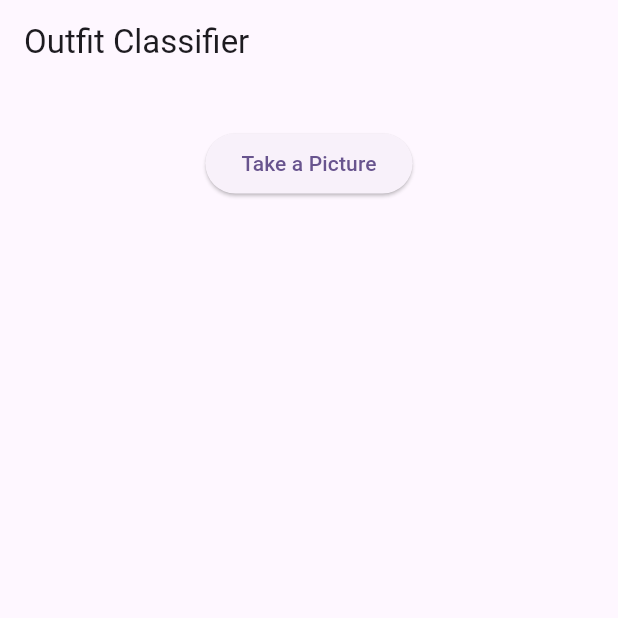
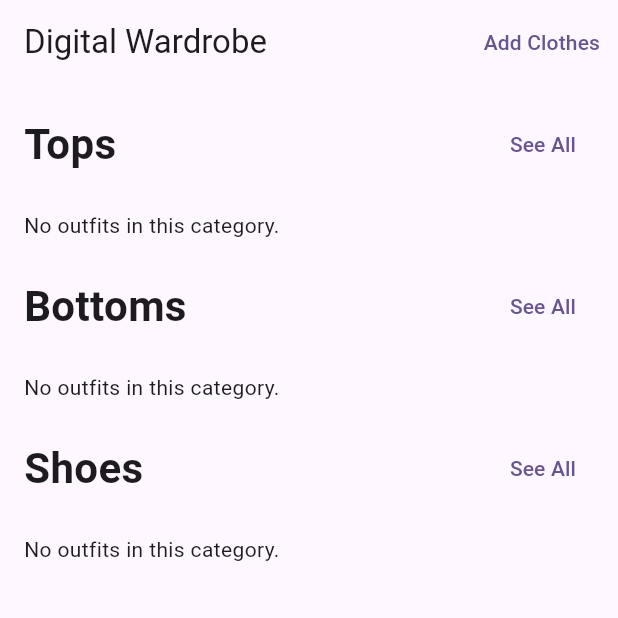
Before and after one commit to JIAN-LESTER/quiz3, a Flutter app: the screen it shows after launch, on a phone screen of 412 x 824 dp, the top half of it. Run offline on Flutter 3.47's test engine with Material 3 defaults, Android fonts, the light colour scheme and no system bars; our stand-ins replace cloud_firestore, firebase_core, firebase_storage, image_picker, palette_generator; missing offline and left inert: tflite_flutter; accounts and stored records are empty.

Commit message:
git commit -m "Edit"

```diff
--- a/lib/main.dart
+++ b/lib/main.dart
@@ -2,6 +2,7 @@ import 'package:firebase_core/firebase_core.dart';
 import 'package:flutter/material.dart';
 import 'package:quiz3_1/firebase_options.dart';
 import 'package:quiz3_1/outfit_classifier.dart';
+import 'package:quiz3_1/outfit_inventory.dart';
 import 'package:quiz3_1/outfit_screen.dart';
 
 void main() async {
@@ -26,6 +27,7 @@ class MyApp extends StatelessWidget {
           colorScheme: ColorScheme.fromSeed(seedColor: Colors.deepPurple),
           useMaterial3: true,
         ),
-        home: OutfitScreen());
+        debugShowCheckedModeBanner: false,
+        home: OutfitInventory());
   }
 }
--- /dev/null
+++ b/lib/outfit_inventory.dart
@@ -0,0 +1,140 @@
+import 'dart:async';
+import 'dart:io';
+
+import 'package:cloud_firestore/cloud_firestore.dart';
+import 'package:flutter/material.dart';
+import 'package:quiz3_1/outfit_all.dart';
+import 'package:quiz3_1/outfit_screen.dart';
+
+class OutfitInventory extends StatefulWidget {
+  _OutfitInventoryState createState() => _OutfitInventoryState();
+}
+
+class _OutfitInventoryState extends State<OutfitInventory> {
+  final FirebaseFirestore firestore = FirebaseFirestore.instance;
+  OutfitScreen outfitScreen = OutfitScreen();
+
+  StreamSubscription? stream;
+
+  List<DocumentSnapshot> tops = [];
+  List<DocumentSnapshot> bottoms = [];
+  List<DocumentSnapshot> shoes = [];
+
+  @override
+  void initState() {
+    super.initState();
+    _loadOutfits();
+  }
+
+
+  @override
+  Widget build(BuildContext context) {
+    return Scaffold(
+      appBar: AppBar(
+        title: Text("Digital Wardrobe"),
+        actions: [
+          TextButton(
+              onPressed: () {
+                Navigator.push(context,
+                    MaterialPageRoute(builder: (context) => OutfitScreen()));
+              },
+              child: Text("Add Clothes"))
+        ],
+      ),
+      body: SingleChildScrollView(
+        padding: EdgeInsets.all(16),
+        child: Column(
+          crossAxisAlignment: CrossAxisAlignment.start,
+          children: [
+            buildOutfitCategory('Tops', tops.take(3).toList()),
+            SizedBox(height: 20),
+            buildOutfitCategory('Bottoms', bottoms.take(3).toList()),
+            SizedBox(height: 20),
+            buildOutfitCategory('Shoes', shoes.take(3).toList()),
+          ],
+        ),
+      ),
+    );
+  }
+
+  void _loadOutfits() {
+
+
+    stream =
+        firestore.collection('outfits').snapshots().listen((querySnapshot) {
+      tops.clear();
+      bottoms.clear();
+      shoes.clear();
+
+      for (var doc in querySnapshot.docs) {
+        String outfitType = doc['outfitType'];
+
+        if (outfitType.toLowerCase().contains('top')) {
+          tops.add(doc);
+        } else if (outfitType.toLowerCase().contains('bottom')) {
+          bottoms.add(doc);
+        } else if (outfitType.toLowerCase().contains('shoes')) {
+          shoes.add(doc);
+        }
+      }
+      setState(() {});
+    });
+  }
+
+  @override
+  void dispose() {
+    stream?.cancel();
+    super.dispose();
+  }
+
+  Widget buildOutfitCategory(String title, List<DocumentSnapshot> outfits) {
+    return Column(
+      crossAxisAlignment: CrossAxisAlignment.start,
+      children: [
+        Row(
+          mainAxisAlignment: MainAxisAlignment.spaceBetween,
+          children: [
+            Text(
+              title,
+              style: TextStyle(fontSize: 28, fontWeight: FontWeight.bold),
+            ),
+            TextButton(
+                onPressed: () {
+                  Navigator.push(context,
+                      MaterialPageRoute(builder: (context) => OutfitAll(category: title, items: outfits,)));
+                },
+                child: Text("See All"))
+          ],
+        ),
+        SizedBox(
+          height: 20,
+        ),
+        outfits.isEmpty
+            ? Text("No outfits in this category.")
+            : ListView.builder(
+
+                shrinkWrap: true,
+                physics: NeverScrollableScrollPhysics(),
+                itemCount: outfits.length,
+                itemBuilder: (context, index) {
+                  var outfit = outfits[index];
+                  return Card(
+                    margin: EdgeInsets.symmetric(vertical: 5),
+                    child: ListTile(
+                      title: Text(outfit['outfitType']),
+                      subtitle: Text("Color:   ${outfit['color']}"),
+                      leading: outfit['localPath'] != null
+                          ? Image.file(
+                              File(outfit['localPath']),
+                              width: 50,
+                              height: 50,
+                              fit: BoxFit.cover,
+                            )
+                          : null,
+                    ),
+                  );
+                })
+      ],
+    );
+  }
+}
--- a/pubspec.yaml
+++ b/pubspec.yaml
@@ -37,6 +37,10 @@ dependencies:
   firebase_storage: ^12.4.5
   camera: ^0.11.0
   image: ^3.0.1
+  palette_generator: ^0.3.3+6
+  path: ^1.9.0
+
+
 
 
   # The following adds the Cupertino Icons font to your application.
@@ -67,6 +71,8 @@ flutter:
   assets:
     - assets/model/clothing_model.tflite
     - assets/labels.txt
+    - assets/model/colors_model.tflite
+    - assets/color_label.txt
 
   # To add assets to your application, add an assets section, like this:
   # assets:
```
Also changed, not shown: assets/labels.txt (+3 -6 lines), lib/outfit_all.dart (added, +66 -0 lines), lib/outfit_classifier.dart (+44 -10 lines), lib/outfit_screen.dart (+91 -28 lines), pubspec.lock, 2 other files.
